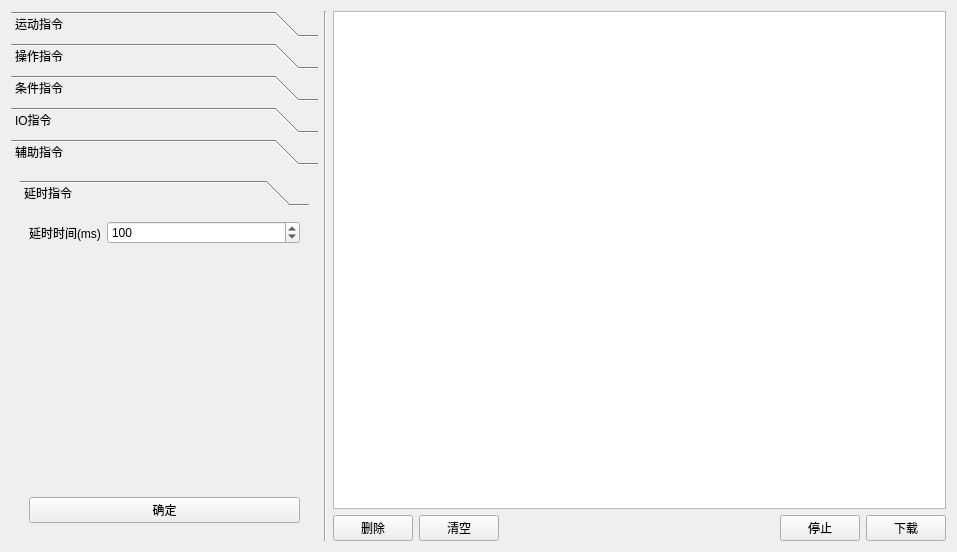
This is src/form.ui in eeyoo/step-servo-tuner as Qt 5 draws it before an edit. The edited form follows.
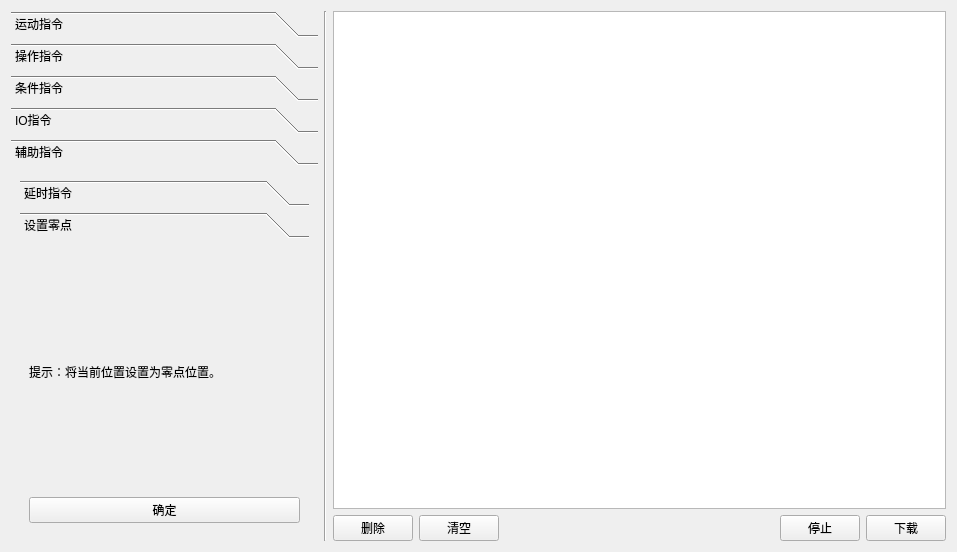
This is the edited form. The open tabs and pages were chosen to show the change.

```diff
--- a/src/form.ui
+++ b/src/form.ui
@@ -859,7 +859,7 @@
        <item>
         <widget class="QToolBox" name="auxToolBox">
          <property name="currentIndex">
-          <number>0</number>
+          <number>1</number>
          </property>
          <widget class="QWidget" name="delayPage">
           <property name="geometry">
@@ -867,7 +867,7 @@
             <x>0</x>
             <y>0</y>
             <width>290</width>
-            <height>360</height>
+            <height>334</height>
            </rect>
           </property>
           <attribute name="label">
@@ -917,6 +917,27 @@
            </item>
           </layout>
          </widget>
+         <widget class="QWidget" name="page_2">
+          <attribute name="label">
+           <string>设置零点</string>
+          </attribute>
+          <layout class="QVBoxLayout" name="verticalLayout_18">
+           <item>
+            <widget class="QLabel" name="label_18">
+             <property name="text">
+              <string>提示：将当前位置设置为零点位置。</string>
+             </property>
+            </widget>
+           </item>
+           <item>
+            <widget class="QPushButton" name="homeAddBtn">
+             <property name="text">
+              <string>确定</string>
+             </property>
+            </widget>
+           </item>
+          </layout>
+         </widget>
         </widget>
        </item>
       </layout>
```
